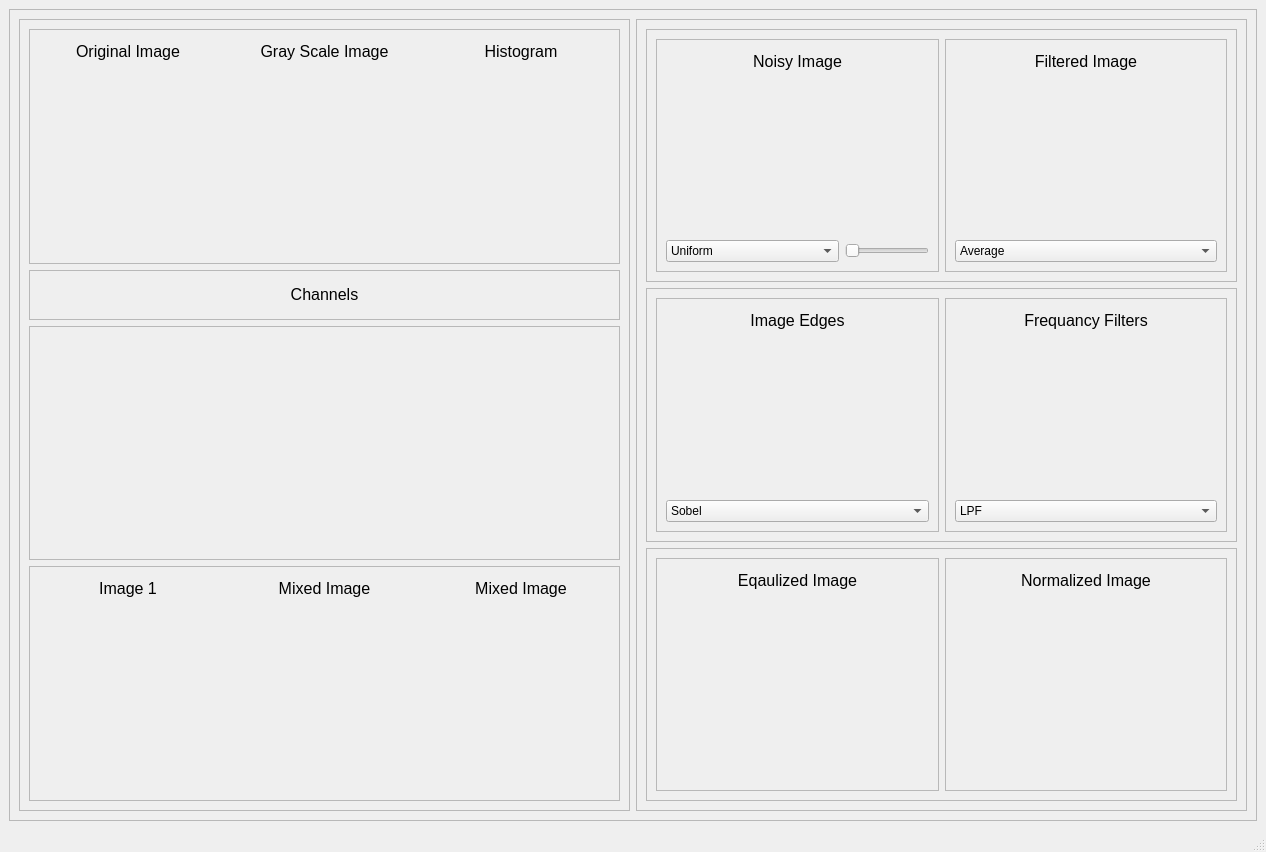
Old version of the form UI.ui in the repository remonalbear/Computer-Vision.
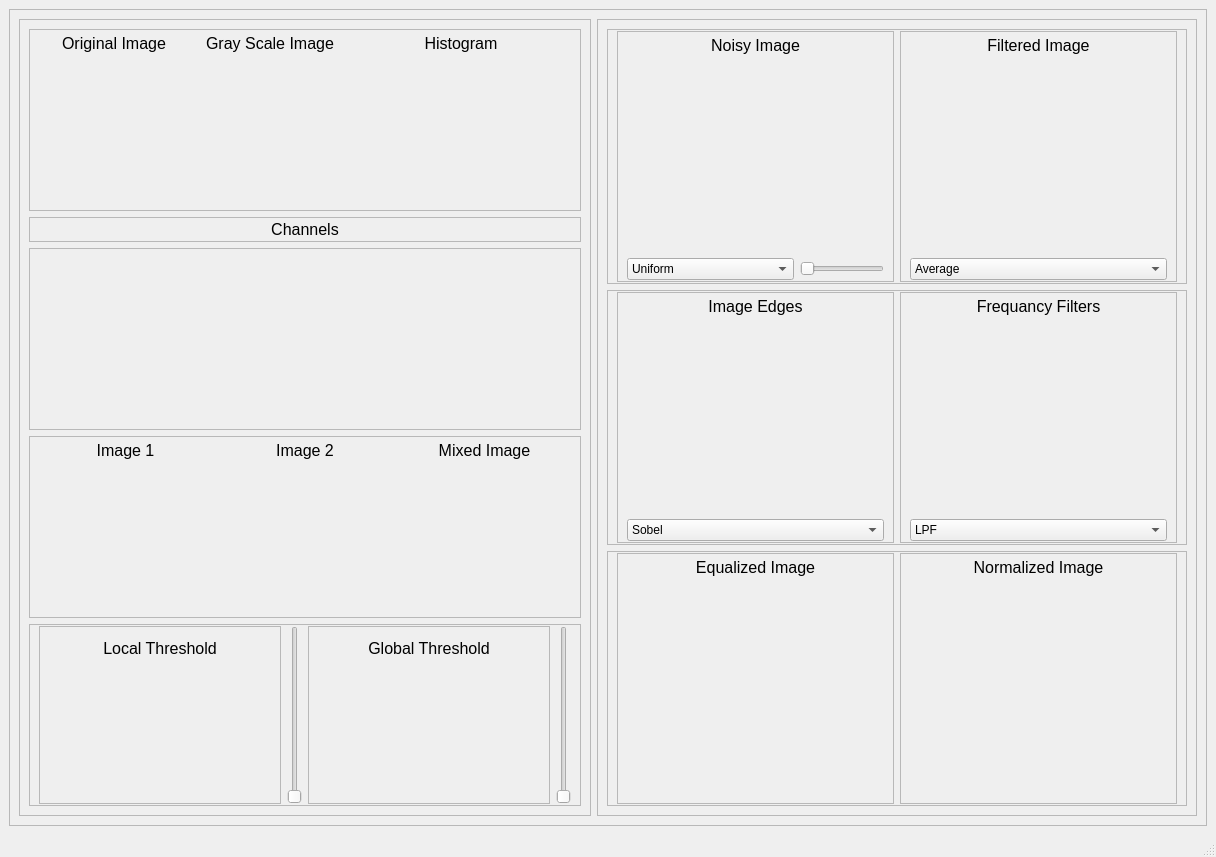
New version of the form. Icons and pictures are not drawn. Custom widgets are drawn as their Qt base class.

```diff
--- a/UI.ui
+++ b/UI.ui
@@ -6,8 +6,8 @@
    <rect>
     <x>0</x>
     <y>0</y>
-    <width>1266</width>
-    <height>852</height>
+    <width>1216</width>
+    <height>857</height>
    </rect>
   </property>
   <property name="windowTitle">
@@ -23,7 +23,7 @@
       <property name="frameShadow">
        <enum>QFrame::Raised</enum>
       </property>
-      <layout class="QGridLayout" name="gridLayout_18">
+      <layout class="QGridLayout" name="gridLayout_20">
        <item row="0" column="0">
         <layout class="QHBoxLayout" name="horizontalLayout_8">
          <item>
@@ -34,11 +34,17 @@
            <property name="frameShadow">
             <enum>QFrame::Raised</enum>
            </property>
-           <layout class="QGridLayout" name="gridLayout_16">
+           <layout class="QGridLayout" name="gridLayout_18">
             <item row="0" column="0">
-             <layout class="QVBoxLayout" name="verticalLayout_17">
+             <layout class="QVBoxLayout" name="verticalLayout_7">
               <item>
                <widget class="QFrame" name="frame_2">
+                <property name="maximumSize">
+                 <size>
+                  <width>16777215</width>
+                  <height>200</height>
+                 </size>
+                </property>
                 <property name="frameShape">
                  <enum>QFrame::StyledPanel</enum>
                 </property>
@@ -46,6 +52,12 @@
                  <enum>QFrame::Raised</enum>
                 </property>
                 <layout class="QGridLayout" name="gridLayout_2">
+                 <property name="topMargin">
+                  <number>1</number>
+                 </property>
+                 <property name="bottomMargin">
+                  <number>1</number>
+                 </property>
                  <item row="0" column="0">
                   <layout class="QHBoxLayout" name="horizontalLayout_4">
                    <item>
@@ -73,6 +85,12 @@
                      </item>
                      <item>
                       <widget class="QLabel" name="originalImage">
+                       <property name="maximumSize">
+                        <size>
+                         <width>150</width>
+                         <height>16777215</height>
+                        </size>
+                       </property>
                        <property name="pixmap">
                         <pixmap>test.jpg</pixmap>
                        </property>
@@ -83,22 +101,6 @@
                      </item>
                     </layout>
                    </item>
-                   <item>
-                    <spacer name="horizontalSpacer">
-                     <property name="orientation">
-                      <enum>Qt::Horizontal</enum>
-                     </property>
-                     <property name="sizeType">
-                      <enum>QSizePolicy::Fixed</enum>
-                     </property>
-                     <property name="sizeHint" stdset="0">
-                      <size>
-                       <width>13</width>
-                       <height>20</height>
-                      </size>
-                     </property>
-                    </spacer>
-                   </item>
                    <item>
                     <layout class="QVBoxLayout" name="verticalLayout_9">
                      <item>
@@ -123,26 +125,17 @@
                       </widget>
                      </item>
                      <item>
-                      <widget class="ImageView" name="grayScaleImage" native="true"/>
+                      <widget class="ImageView" name="grayScaleImage" native="true">
+                       <property name="maximumSize">
+                        <size>
+                         <width>150</width>
+                         <height>16777215</height>
+                        </size>
+                       </property>
+                      </widget>
                      </item>
                     </layout>
                    </item>
-                   <item>
-                    <spacer name="horizontalSpacer_3">
-                     <property name="orientation">
-                      <enum>Qt::Horizontal</enum>
-                     </property>
-                     <property name="sizeType">
-                      <enum>QSizePolicy::Fixed</enum>
-                     </property>
-                     <property name="sizeHint" stdset="0">
-                      <size>
-                       <width>13</width>
-                       <height>20</height>
-                      </size>
-                     </property>
-                    </spacer>
-                   </item>
                    <item>
                     <layout class="QVBoxLayout" name="verticalLayout_13">
                      <item>
@@ -181,7 +174,7 @@
                 <property name="maximumSize">
                  <size>
                   <width>16777215</width>
-                  <height>50</height>
+                  <height>25</height>
                  </size>
                 </property>
                 <property name="frameShape">
@@ -191,12 +184,18 @@
                  <enum>QFrame::Raised</enum>
                 </property>
                 <layout class="QGridLayout" name="gridLayout_15">
+                 <property name="topMargin">
+                  <number>1</number>
+                 </property>
+                 <property name="bottomMargin">
+                  <number>1</number>
+                 </property>
                  <item row="0" column="0">
                   <widget class="QLabel" name="label_11">
                    <property name="maximumSize">
                     <size>
                      <width>16777215</width>
-                     <height>25</height>
+                     <height>20</height>
                     </size>
                    </property>
                    <property name="font">
@@ -224,6 +223,12 @@
                  <enum>QFrame::Raised</enum>
                 </property>
                 <layout class="QGridLayout" name="gridLayout_13">
+                 <property name="topMargin">
+                  <number>1</number>
+                 </property>
+                 <property name="bottomMargin">
+                  <number>1</number>
+                 </property>
                  <item row="0" column="0">
                   <layout class="QHBoxLayout" name="horizontalLayout_5">
                    <item>
@@ -231,9 +236,6 @@
                      <item>
                       <widget class="ImageView" name="redChannel" native="true"/>
                      </item>
-                     <item>
-                      <widget class="PlotWidget" name="redHistogram" native="true"/>
-                     </item>
                     </layout>
                    </item>
                    <item>
@@ -241,9 +243,6 @@
                      <item>
                       <widget class="ImageView" name="greenChannel" native="true"/>
                      </item>
-                     <item>
-                      <widget class="PlotWidget" name="greenHistogram" native="true"/>
-                     </item>
                     </layout>
                    </item>
                    <item>
@@ -251,9 +250,6 @@
                      <item>
                       <widget class="ImageView" name="blueChannel" native="true"/>
                      </item>
-                     <item>
-                      <widget class="PlotWidget" name="blueHistogram" native="true"/>
-                     </item>
                     </layout>
                    </item>
                   </layout>
@@ -263,6 +259,12 @@
               </item>
               <item>
                <widget class="QFrame" name="frame_15">
+                <property name="minimumSize">
+                 <size>
+                  <width>0</width>
+                  <height>0</height>
+                 </size>
+                </property>
                 <property name="frameShape">
                  <enum>QFrame::StyledPanel</enum>
                 </property>
@@ -270,6 +272,12 @@
                  <enum>QFrame::Raised</enum>
                 </property>
                 <layout class="QGridLayout" name="gridLayout_14">
+                 <property name="topMargin">
+                  <number>1</number>
+                 </property>
+                 <property name="bottomMargin">
+                  <number>1</number>
+                 </property>
                  <item row="0" column="0">
                   <layout class="QHBoxLayout" name="horizontalLayout_6">
                    <item>
@@ -300,22 +308,6 @@
                      </item>
                     </layout>
                    </item>
-                   <item>
-                    <spacer name="horizontalSpacer_4">
-                     <property name="orientation">
-                      <enum>Qt::Horizontal</enum>
-                     </property>
-                     <property name="sizeType">
-                      <enum>QSizePolicy::Fixed</enum>
-                     </property>
-                     <property name="sizeHint" stdset="0">
-                      <size>
-                       <width>13</width>
-                       <height>20</height>
-                      </size>
-                     </property>
-                    </spacer>
-                   </item>
                    <item>
                     <layout class="QVBoxLayout" name="verticalLayout_16">
                      <item>
@@ -332,7 +324,7 @@
                         </font>
                        </property>
                        <property name="text">
-                        <string>Mixed Image</string>
+                        <string>Image 2</string>
                        </property>
                        <property name="alignment">
                         <set>Qt::AlignCenter</set>
@@ -344,22 +336,6 @@
                      </item>
                     </layout>
                    </item>
-                   <item>
-                    <spacer name="horizontalSpacer_2">
-                     <property name="orientation">
-                      <enum>Qt::Horizontal</enum>
-                     </property>
-                     <property name="sizeType">
-                      <enum>QSizePolicy::Fixed</enum>
-                     </property>
-                     <property name="sizeHint" stdset="0">
-                      <size>
-                       <width>13</width>
-                       <height>20</height>
-                      </size>
-                     </property>
-                    </spacer>
-                   </item>
                    <item>
                     <layout class="QVBoxLayout" name="verticalLayout_14">
                      <item>
@@ -393,6 +369,166 @@
                 </layout>
                </widget>
               </item>
+              <item>
+               <widget class="QFrame" name="frame_17">
+                <property name="frameShape">
+                 <enum>QFrame::StyledPanel</enum>
+                </property>
+                <property name="frameShadow">
+                 <enum>QFrame::Raised</enum>
+                </property>
+                <layout class="QGridLayout" name="gridLayout_16">
+                 <property name="topMargin">
+                  <number>1</number>
+                 </property>
+                 <property name="bottomMargin">
+                  <number>1</number>
+                 </property>
+                 <item row="0" column="0">
+                  <layout class="QHBoxLayout" name="horizontalLayout">
+                   <item>
+                    <widget class="QFrame" name="frame_18">
+                     <property name="minimumSize">
+                      <size>
+                       <width>0</width>
+                       <height>0</height>
+                      </size>
+                     </property>
+                     <property name="frameShape">
+                      <enum>QFrame::StyledPanel</enum>
+                     </property>
+                     <property name="frameShadow">
+                      <enum>QFrame::Raised</enum>
+                     </property>
+                     <layout class="QGridLayout" name="gridLayout_17">
+                      <item row="0" column="0">
+                       <layout class="QVBoxLayout" name="verticalLayout_2">
+                        <property name="spacing">
+                         <number>0</number>
+                        </property>
+                        <item>
+                         <widget class="QLabel" name="label_14">
+                          <property name="maximumSize">
+                           <size>
+                            <width>16777215</width>
+                            <height>25</height>
+                           </size>
+                          </property>
+                          <property name="font">
+                           <font>
+                            <pointsize>12</pointsize>
+                           </font>
+                          </property>
+                          <property name="text">
+                           <string>Local Threshold</string>
+                          </property>
+                          <property name="alignment">
+                           <set>Qt::AlignCenter</set>
+                          </property>
+                         </widget>
+                        </item>
+                        <item>
+                         <widget class="ImageView" name="localThresholdImage" native="true">
+                          <property name="minimumSize">
+                           <size>
+                            <width>0</width>
+                            <height>125</height>
+                           </size>
+                          </property>
+                         </widget>
+                        </item>
+                       </layout>
+                      </item>
+                     </layout>
+                    </widget>
+                   </item>
+                   <item>
+                    <widget class="QSlider" name="localThreshSlider">
+                     <property name="sizePolicy">
+                      <sizepolicy hsizetype="Fixed" vsizetype="Ignored">
+                       <horstretch>0</horstretch>
+                       <verstretch>0</verstretch>
+                      </sizepolicy>
+                     </property>
+                     <property name="orientation">
+                      <enum>Qt::Vertical</enum>
+                     </property>
+                    </widget>
+                   </item>
+                   <item>
+                    <widget class="QFrame" name="frame_19">
+                     <property name="minimumSize">
+                      <size>
+                       <width>0</width>
+                       <height>0</height>
+                      </size>
+                     </property>
+                     <property name="frameShape">
+                      <enum>QFrame::StyledPanel</enum>
+                     </property>
+                     <property name="frameShadow">
+                      <enum>QFrame::Raised</enum>
+                     </property>
+                     <layout class="QGridLayout" name="gridLayout_3">
+                      <item row="0" column="0">
+                       <layout class="QVBoxLayout" name="verticalLayout">
+                        <property name="spacing">
+                         <number>0</number>
+                        </property>
+                        <item>
+                         <widget class="QLabel" name="label_15">
+                          <property name="maximumSize">
+                           <size>
+                            <width>16777215</width>
+                            <height>25</height>
+                           </size>
+                          </property>
+                          <property name="font">
+                           <font>
+                            <pointsize>12</pointsize>
+                           </font>
+                          </property>
+                          <property name="text">
+                           <string>Global Threshold</string>
+                          </property>
+                          <property name="alignment">
+                           <set>Qt::AlignCenter</set>
+                          </property>
+                         </widget>
+                        </item>
+                        <item>
+                         <widget class="ImageView" name="globalThesholdImage" native="true">
+                          <property name="minimumSize">
+                           <size>
+                            <width>0</width>
+                            <height>125</height>
+                           </size>
+                          </property>
+                         </widget>
+                        </item>
+                       </layout>
+                      </item>
+                     </layout>
+                    </widget>
+                   </item>
+                   <item>
+                    <widget class="QSlider" name="globalThreshSlider">
+                     <property name="sizePolicy">
+                      <sizepolicy hsizetype="Fixed" vsizetype="Ignored">
+                       <horstretch>0</horstretch>
+                       <verstretch>0</verstretch>
+                      </sizepolicy>
+                     </property>
+                     <property name="orientation">
+                      <enum>Qt::Vertical</enum>
+                     </property>
+                    </widget>
+                   </item>
+                  </layout>
+                 </item>
+                </layout>
+               </widget>
+              </item>
              </layout>
             </item>
            </layout>
@@ -418,9 +554,9 @@
            <property name="frameShadow">
             <enum>QFrame::Raised</enum>
            </property>
-           <layout class="QGridLayout" name="gridLayout_17">
+           <layout class="QGridLayout" name="gridLayout_19">
             <item row="0" column="0">
-             <layout class="QVBoxLayout" name="verticalLayout_7">
+             <layout class="QVBoxLayout" name="verticalLayout_17">
               <item>
                <widget class="QFrame" name="frame_3">
                 <property name="frameShape">
@@ -430,10 +566,22 @@
                  <enum>QFrame::Raised</enum>
                 </property>
                 <layout class="QGridLayout" name="gridLayout_12">
+                 <property name="topMargin">
+                  <number>1</number>
+                 </property>
+                 <property name="bottomMargin">
+                  <number>1</number>
+                 </property>
                  <item row="0" column="0">
                   <layout class="QHBoxLayout" name="horizontalLayout_7">
                    <item>
                     <widget class="QFrame" name="frame_4">
+                     <property name="minimumSize">
+                      <size>
+                       <width>0</width>
+                       <height>0</height>
+                      </size>
+                     </property>
                      <property name="frameShape">
                       <enum>QFrame::StyledPanel</enum>
                      </property>
@@ -441,6 +589,12 @@
                       <enum>QFrame::Raised</enum>
                      </property>
                      <layout class="QGridLayout" name="gridLayout_5">
+                      <property name="topMargin">
+                       <number>1</number>
+                      </property>
+                      <property name="bottomMargin">
+                       <number>1</number>
+                      </property>
                       <item row="0" column="0" colspan="2">
                        <widget class="QLabel" name="label">
                         <property name="maximumSize">
@@ -482,7 +636,20 @@
                        </widget>
                       </item>
                       <item row="1" column="0" colspan="2">
-                       <widget class="ImageView" name="noiseImage" native="true"/>
+                       <widget class="ImageView" name="noiseImage" native="true">
+                        <property name="minimumSize">
+                         <size>
+                          <width>0</width>
+                          <height>0</height>
+                         </size>
+                        </property>
+                        <property name="maximumSize">
+                         <size>
+                          <width>16777215</width>
+                          <height>16777215</height>
+                         </size>
+                        </property>
+                       </widget>
                       </item>
                       <item row="2" column="1">
                        <widget class="QSlider" name="noiseSlider">
@@ -502,6 +669,12 @@
                    </item>
                    <item>
                     <widget class="QFrame" name="frame_5">
+                     <property name="minimumSize">
+                      <size>
+                       <width>0</width>
+                       <height>0</height>
+                      </size>
+                     </property>
                      <property name="frameShape">
                       <enum>QFrame::StyledPanel</enum>
                      </property>
@@ -509,8 +682,27 @@
                       <enum>QFrame::Raised</enum>
                      </property>
                      <layout class="QGridLayout" name="gridLayout_4">
+                      <property name="topMargin">
+                       <number>1</number>
+                      </property>
+                      <property name="bottomMargin">
+                       <number>1</number>
+                      </property>
                       <item row="1" column="0">
-                       <widget class="ImageView" name="filteredImage" native="true"/>
+                       <widget class="ImageView" name="filteredImage" native="true">
+                        <property name="minimumSize">
+                         <size>
+                          <width>0</width>
+                          <height>0</height>
+                         </size>
+                        </property>
+                        <property name="maximumSize">
+                         <size>
+                          <width>16777215</width>
+                          <height>16777215</height>
+                         </size>
+                        </property>
+                       </widget>
                       </item>
                       <item row="2" column="0">
                        <widget class="QComboBox" name="filtersOptions">
@@ -569,10 +761,22 @@
                  <enum>QFrame::Raised</enum>
                 </property>
                 <layout class="QGridLayout" name="gridLayout_6">
+                 <property name="topMargin">
+                  <number>1</number>
+                 </property>
+                 <property name="bottomMargin">
+                  <number>1</number>
+                 </property>
                  <item row="0" column="0">
                   <layout class="QHBoxLayout" name="horizontalLayout_2">
                    <item>
                     <widget class="QFrame" name="frame_7">
+                     <property name="minimumSize">
+                      <size>
+                       <width>0</width>
+                       <height>0</height>
+                      </size>
+                     </property>
                      <property name="frameShape">
                       <enum>QFrame::StyledPanel</enum>
                      </property>
@@ -580,6 +784,12 @@
                       <enum>QFrame::Raised</enum>
                      </property>
                      <layout class="QGridLayout" name="gridLayout_7">
+                      <property name="topMargin">
+                       <number>1</number>
+                      </property>
+                      <property name="bottomMargin">
+                       <number>1</number>
+                      </property>
                       <item row="0" column="0">
                        <layout class="QVBoxLayout" name="verticalLayout_3">
                         <item>
@@ -637,6 +847,12 @@
                    </item>
                    <item>
                     <widget class="QFrame" name="frame_8">
+                     <property name="minimumSize">
+                      <size>
+                       <width>0</width>
+                       <height>0</height>
+                      </size>
+                     </property>
                      <property name="frameShape">
                       <enum>QFrame::StyledPanel</enum>
                      </property>
@@ -644,6 +860,12 @@
                       <enum>QFrame::Raised</enum>
                      </property>
                      <layout class="QGridLayout" name="gridLayout_8">
+                      <property name="topMargin">
+                       <number>1</number>
+                      </property>
+                      <property name="bottomMargin">
+                       <number>1</number>
+                      </property>
                       <item row="0" column="0">
                        <layout class="QVBoxLayout" name="verticalLayout_4">
                         <item>
@@ -696,6 +918,12 @@
               </item>
               <item>
                <widget class="QFrame" name="frame_9">
+                <property name="maximumSize">
+                 <size>
+                  <width>16777215</width>
+                  <height>16777215</height>
+                 </size>
+                </property>
                 <property name="frameShape">
                  <enum>QFrame::StyledPanel</enum>
                 </property>
@@ -703,10 +931,22 @@
                  <enum>QFrame::Raised</enum>
                 </property>
                 <layout class="QGridLayout" name="gridLayout_9">
+                 <property name="topMargin">
+                  <number>1</number>
+                 </property>
+                 <property name="bottomMargin">
+                  <number>1</number>
+                 </property>
                  <item row="0" column="0">
                   <layout class="QHBoxLayout" name="horizontalLayout_3">
                    <item>
                     <widget class="QFrame" name="frame_10">
+                     <property name="minimumSize">
+                      <size>
+                       <width>0</width>
+                       <height>0</height>
+                      </size>
+                     </property>
                      <property name="frameShape">
                       <enum>QFrame::StyledPanel</enum>
                      </property>
@@ -714,6 +954,12 @@
                       <enum>QFrame::Raised</enum>
                      </property>
                      <layout class="QGridLayout" name="gridLayout_10">
+                      <property name="topMargin">
+                       <number>1</number>
+                      </property>
+                      <property name="bottomMargin">
+                       <number>1</number>
+                      </property>
                       <item row="0" column="0">
                        <layout class="QVBoxLayout" name="verticalLayout_5">
                         <item>
@@ -730,7 +976,7 @@
                            </font>
                           </property>
                           <property name="text">
-                           <string>Eqaulized Image</string>
+                           <string>Equalized Image</string>
                           </property>
                           <property name="alignment">
                            <set>Qt::AlignCenter</set>
@@ -747,6 +993,12 @@
                    </item>
                    <item>
                     <widget class="QFrame" name="frame_11">
+                     <property name="minimumSize">
+                      <size>
+                       <width>0</width>
+                       <height>0</height>
+                      </size>
+                     </property>
                      <property name="frameShape">
                       <enum>QFrame::StyledPanel</enum>
                      </property>
@@ -754,6 +1006,12 @@
                       <enum>QFrame::Raised</enum>
                      </property>
                      <layout class="QGridLayout" name="gridLayout_11">
+                      <property name="topMargin">
+                       <number>1</number>
+                      </property>
+                      <property name="bottomMargin">
+                       <number>1</number>
+                      </property>
                       <item row="0" column="0">
                        <layout class="QVBoxLayout" name="verticalLayout_6">
                         <item>
```
Left out of the diff: 7 changed lines with no effect on the pictures.
